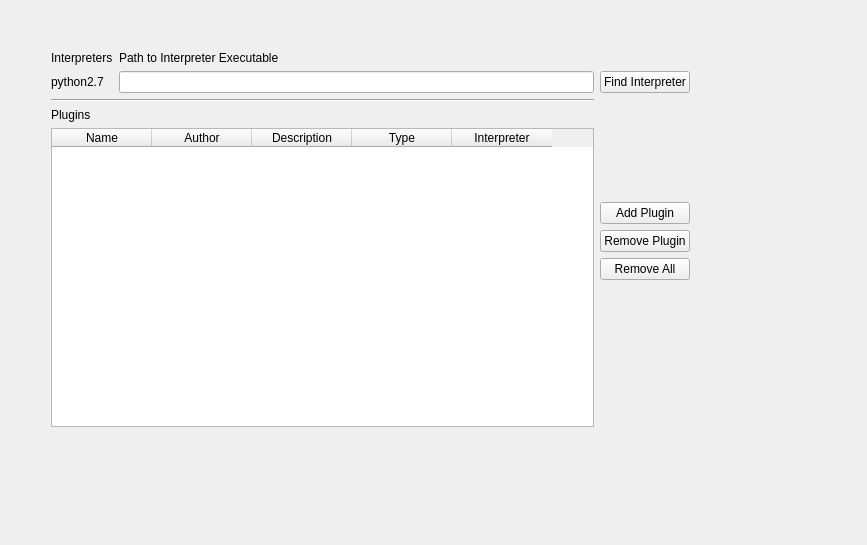
This is src/Sigil/Form_Files/PPluginWidget.ui in Sigil-Ebook/Sigil as Qt 5 draws it before an edit. The edited form follows.
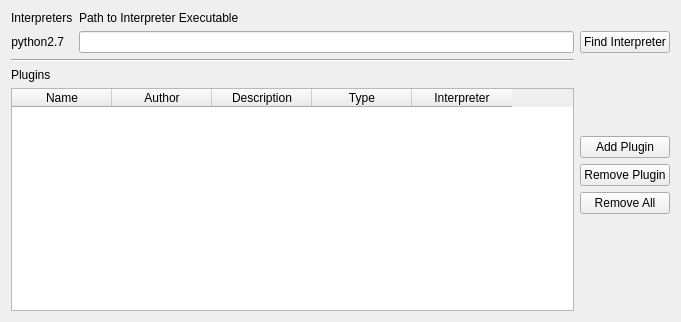
This is the edited form.

Commit message: Fix prefernces widget layouts.

The edit to the form file:
```diff
--- a/src/Sigil/Form_Files/PPluginWidget.ui
+++ b/src/Sigil/Form_Files/PPluginWidget.ui
@@ -6,29 +6,23 @@
    <rect>
     <x>0</x>
     <y>0</y>
-    <width>867</width>
-    <height>545</height>
+    <width>681</width>
+    <height>322</height>
    </rect>
   </property>
   <property name="windowTitle">
    <string>Plugins</string>
   </property>
-  <widget class="QWidget" name="layoutWidget">
-   <property name="geometry">
-    <rect>
-     <x>40</x>
-     <y>40</y>
-     <width>661</width>
-     <height>398</height>
-    </rect>
-   </property>
-   <layout class="QGridLayout" name="gridLayout" rowstretch="0,0,0,0,0,0,0,0,0,0,0,0" columnstretch="0,0,0">
-    <property name="sizeConstraint">
-     <enum>QLayout::SetDefaultConstraint</enum>
-    </property>
-    <property name="spacing">
-     <number>-1</number>
-    </property>
+  <layout class="QVBoxLayout" name="verticalLayout">
+   <item>
+    <layout class="QGridLayout" name="gridLayout">
+     <item row="9" column="2">
+      <widget class="QPushButton" name="removeAllButton">
+       <property name="text">
+        <string>Remove All</string>
+       </property>
+      </widget>
+     </item>
     <item row="4" column="0">
      <widget class="QLabel" name="label">
       <property name="text">
@@ -36,105 +30,20 @@
       </property>
      </widget>
     </item>
-    <item row="0" column="0">
-     <widget class="QLabel" name="lblEngine">
-      <property name="sizePolicy">
-       <sizepolicy hsizetype="Maximum" vsizetype="Maximum">
-        <horstretch>0</horstretch>
-        <verstretch>0</verstretch>
-       </sizepolicy>
-      </property>
-      <property name="text">
-       <string>Interpreters</string>
-      </property>
-      <property name="alignment">
-       <set>Qt::AlignBottom|Qt::AlignLeading|Qt::AlignLeft</set>
-      </property>
-     </widget>
-    </item>
-    <item row="8" column="2">
-     <widget class="QPushButton" name="removeButton">
-      <property name="text">
-       <string>Remove Plugin</string>
-      </property>
-     </widget>
-    </item>
-    <item row="7" column="2">
-     <widget class="QPushButton" name="addButton">
-      <property name="sizePolicy">
-       <sizepolicy hsizetype="Minimum" vsizetype="Fixed">
-        <horstretch>0</horstretch>
-        <verstretch>0</verstretch>
-       </sizepolicy>
-      </property>
-      <property name="text">
-       <string>Add Plugin</string>
-      </property>
-     </widget>
-    </item>
-    <item row="2" column="1">
-     <widget class="QLineEdit" name="editPath1">
-      <property name="sizePolicy">
-       <sizepolicy hsizetype="Expanding" vsizetype="Fixed">
-        <horstretch>3</horstretch>
-        <verstretch>0</verstretch>
-       </sizepolicy>
-      </property>
-      <property name="text">
-       <string/>
-      </property>
-     </widget>
-    </item>
-    <item row="0" column="1">
-     <widget class="QLabel" name="lblPath">
-      <property name="sizePolicy">
-       <sizepolicy hsizetype="Maximum" vsizetype="Maximum">
-        <horstretch>0</horstretch>
-        <verstretch>0</verstretch>
-       </sizepolicy>
-      </property>
-      <property name="text">
-       <string>Path to Interpreter Executable</string>
-      </property>
-      <property name="alignment">
-       <set>Qt::AlignBottom|Qt::AlignLeading|Qt::AlignLeft</set>
-      </property>
-     </widget>
-    </item>
-    <item row="2" column="2">
-     <widget class="QPushButton" name="findButton">
-      <property name="text">
-       <string>Find Interpreter</string>
-      </property>
-     </widget>
-    </item>
-    <item row="2" column="0">
-     <widget class="QLabel" name="engine1">
-      <property name="sizePolicy">
-       <sizepolicy hsizetype="Maximum" vsizetype="Maximum">
-        <horstretch>0</horstretch>
-        <verstretch>0</verstretch>
-       </sizepolicy>
-      </property>
-      <property name="text">
-       <string>python2.7</string>
-      </property>
-      <property name="alignment">
-       <set>Qt::AlignBottom|Qt::AlignLeading|Qt::AlignLeft</set>
-      </property>
-     </widget>
-    </item>
     <item row="6" column="0" rowspan="6" colspan="2">
      <widget class="QTableWidget" name="pluginTable">
       <property name="sizePolicy">
-       <sizepolicy hsizetype="MinimumExpanding" vsizetype="MinimumExpanding">
-        <horstretch>1</horstretch>
+        <sizepolicy hsizetype="Expanding" vsizetype="Expanding">
+         <horstretch>0</horstretch>
         <verstretch>1</verstretch>
        </sizepolicy>
       </property>
       <property name="editTriggers">
        <set>QAbstractItemView::NoEditTriggers</set>
       </property>
+       <property name="alternatingRowColors">
+        <bool>true</bool>
+       </property>
       <property name="selectionMode">
        <enum>QAbstractItemView::SingleSelection</enum>
       </property>
@@ -147,9 +56,6 @@
       <property name="cornerButtonEnabled">
        <bool>true</bool>
       </property>
-      <property name="rowCount">
-       <number>0</number>
-      </property>
       <attribute name="horizontalHeaderCascadingSectionResizes">
        <bool>true</bool>
       </attribute>
@@ -192,6 +98,27 @@
       </column>
      </widget>
     </item>
+     <item row="2" column="2">
+      <widget class="QPushButton" name="findButton">
+       <property name="text">
+        <string>Find Interpreter</string>
+       </property>
+      </widget>
+     </item>
+     <item row="2" column="1">
+      <widget class="QLineEdit" name="editPath1">
+       <property name="text">
+        <string/>
+       </property>
+      </widget>
+     </item>
+     <item row="8" column="2">
+      <widget class="QPushButton" name="removeButton">
+       <property name="text">
+        <string>Remove Plugin</string>
+       </property>
+      </widget>
+     </item>
     <item row="3" column="0" colspan="2">
      <widget class="Line" name="line_2">
       <property name="orientation">
@@ -199,15 +126,46 @@
       </property>
      </widget>
     </item>
-    <item row="9" column="2">
-     <widget class="QPushButton" name="removeAllButton">
+     <item row="0" column="0">
+      <widget class="QLabel" name="lblEngine">
       <property name="text">
-       <string>Remove All</string>
+        <string>Interpreters</string>
       </property>
      </widget>
     </item>
-   </layout>
-  </widget>
+     <item row="7" column="2">
+      <widget class="QPushButton" name="addButton">
+       <property name="text">
+        <string>Add Plugin</string>
+       </property>
+      </widget>
+     </item>
+     <item row="0" column="1">
+      <widget class="QLabel" name="lblPath">
+       <property name="text">
+        <string>Path to Interpreter Executable</string>
+       </property>
+      </widget>
+     </item>
+     <item row="2" column="0">
+      <widget class="QLabel" name="engine1">
+       <property name="sizePolicy">
+        <sizepolicy hsizetype="Maximum" vsizetype="Maximum">
+         <horstretch>0</horstretch>
+         <verstretch>0</verstretch>
+        </sizepolicy>
+       </property>
+       <property name="text">
+        <string>python2.7</string>
+       </property>
+       <property name="alignment">
+        <set>Qt::AlignRight|Qt::AlignTrailing|Qt::AlignVCenter</set>
+       </property>
+      </widget>
+     </item>
+    </layout>
+   </item>
+  </layout>
  </widget>
  <layoutdefault spacing="6" margin="11"/>
  <resources/>
```
Lines whose indentation alone changed are shown as unchanged. The commit also changes 1 other file.
